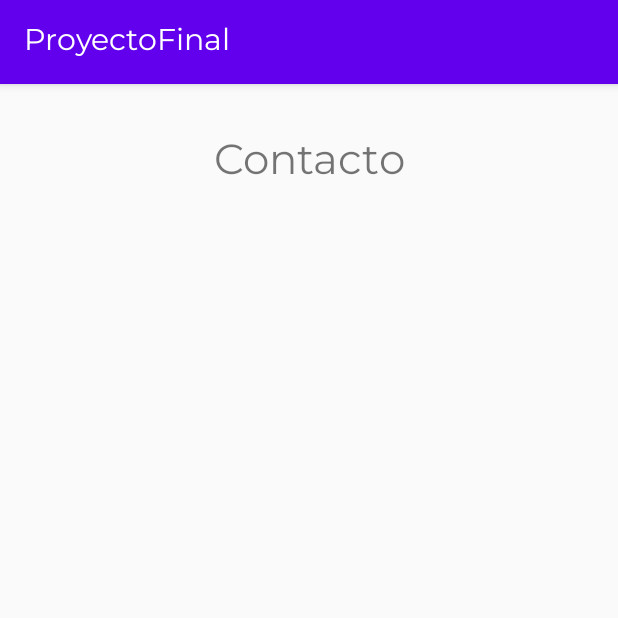
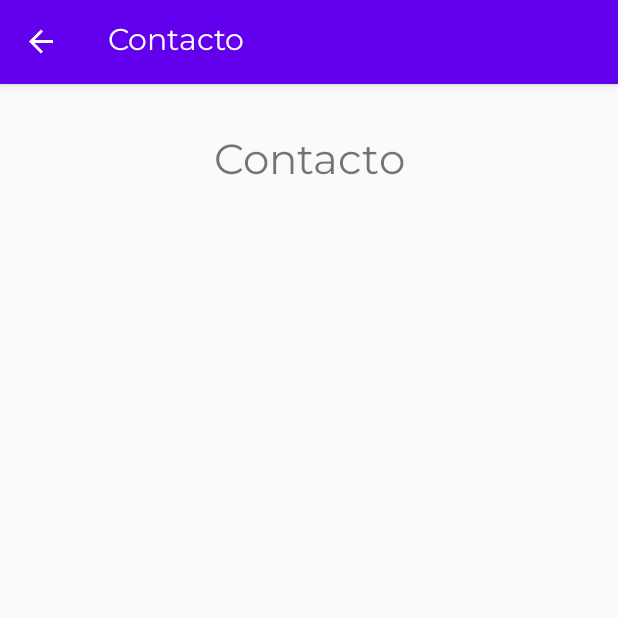
Before and after one commit to JeremiasFefe/ProyectoFinal, an Android app: the FragmentContact screen opened through its navigation route, on a phone screen of 412 x 824 dp, the top half of it. Run offline under Robolectric (Android 15) with nearby library versions, the light colour scheme and no system bars; our stand-ins replace navigation-ui.

Commit message:
back button agregado

```diff
--- a/app/build.gradle
+++ b/app/build.gradle
@@ -2,6 +2,8 @@
 apply plugin: 'kotlin-android-extensions'
 apply plugin: 'kotlin-android'
 apply plugin: "androidx.navigation.safeargs"
+apply plugin: 'kotlin-kapt'
+apply plugin: 'androidx.navigation.safeargs'
 
 
 android {
@@ -42,6 +44,7 @@
     implementation 'androidx.navigation:navigation-fragment:2.2.1'
     implementation 'androidx.navigation:navigation-ui:2.2.1'
     implementation "androidx.core:core-ktx:+"
+
     implementation "org.jetbrains.kotlin:kotlin-stdlib-jdk7:$kotlin_version"
     implementation 'androidx.navigation:navigation-fragment-ktx:2.1.0'
     implementation 'androidx.navigation:navigation-ui-ktx:2.1.0'
--- a/app/src/main/java/com/example/proyectofinal/Fragments/FragmentContact.kt
+++ b/app/src/main/java/com/example/proyectofinal/Fragments/FragmentContact.kt
@@ -4,16 +4,14 @@
 import android.view.LayoutInflater
 import android.view.View
 import android.view.ViewGroup
-import android.widget.TextView
 import androidx.fragment.app.Fragment
 import com.example.proyectofinal.R
-import kotlinx.android.synthetic.main.fragment_explanation.*
 
 /**
  * A simple [Fragment] subclass.
  */
 class FragmentContact : Fragment() {
-    lateinit var v: View
+    private lateinit var v: View
 
     override fun onCreateView(inflater: LayoutInflater, container: ViewGroup?,
                               savedInstanceState: Bundle?): View? {
@@ -24,7 +22,4 @@
 
     }
 
-    override fun onStart() {
-        super.onStart()
-    }
 }
--- a/app/src/main/java/com/example/proyectofinal/MainActivity.kt
+++ b/app/src/main/java/com/example/proyectofinal/MainActivity.kt
@@ -5,13 +5,21 @@
 import android.view.MenuItem
 import android.widget.Toast
 import androidx.appcompat.app.AppCompatActivity
+import androidx.navigation.findNavController
+import androidx.navigation.ui.NavigationUI
 
 class MainActivity : AppCompatActivity() {
 
     override fun onCreate(savedInstanceState: Bundle?) {
         super.onCreate(savedInstanceState)
         setContentView(R.layout.activity_main)
+
+        val navController = this.findNavController(R.id.fragment)
+        NavigationUI.setupActionBarWithNavController(this,navController)
     }
 
-
+    override fun onSupportNavigateUp(): Boolean {
+        val navController = this.findNavController(R.id.fragment)
+        return navController.navigateUp()
+    }
 }
--- a/app/src/main/res/layout/fragment_contact.xml
+++ b/app/src/main/res/layout/fragment_contact.xml
@@ -1,18 +1,16 @@
 <?xml version="1.0" encoding="utf-8"?>
 <androidx.constraintlayout.widget.ConstraintLayout xmlns:android="http://schemas.android.com/apk/res/android"
     xmlns:app="http://schemas.android.com/apk/res-auto"
-    xmlns:tools="http://schemas.android.com/tools"
     android:id="@+id/frameLayout6"
     android:layout_width="match_parent"
-    android:layout_height="match_parent"
-    tools:context=".Fragments.SettingsFragment">
+    android:layout_height="match_parent">
 
     <TextView
         android:id="@+id/txtContactTitle"
         android:layout_width="wrap_content"
         android:layout_height="wrap_content"
         android:layout_marginTop="32dp"
-        android:text="Contacto"
+        android:text="@string/contacto"
         android:textSize="28sp"
         app:layout_constraintEnd_toEndOf="parent"
         app:layout_constraintStart_toStartOf="parent"
--- a/app/src/main/res/layout/fragment_info.xml
+++ b/app/src/main/res/layout/fragment_info.xml
@@ -1,18 +1,16 @@
 <?xml version="1.0" encoding="utf-8"?>
 <androidx.constraintlayout.widget.ConstraintLayout xmlns:android="http://schemas.android.com/apk/res/android"
     xmlns:app="http://schemas.android.com/apk/res-auto"
-    xmlns:tools="http://schemas.android.com/tools"
     android:id="@+id/frameLayout5"
     android:layout_width="match_parent"
-    android:layout_height="match_parent"
-    tools:context=".Fragments.SettingsFragment">
+    android:layout_height="match_parent">
 
     <TextView
         android:id="@+id/txtContactTitle3"
         android:layout_width="wrap_content"
         android:layout_height="wrap_content"
         android:layout_marginTop="32dp"
-        android:text="Información"
+        android:text="@string/info"
         android:textSize="28sp"
         app:layout_constraintEnd_toEndOf="parent"
         app:layout_constraintStart_toStartOf="parent"
--- a/app/src/main/res/layout/fragment_menu.xml
+++ b/app/src/main/res/layout/fragment_menu.xml
@@ -40,7 +40,7 @@
         android:layout_width="wrap_content"
         android:layout_height="wrap_content"
         android:layout_marginTop="16dp"
-        android:text="¿Qué app te gustaría aprender?"
+        android:text="@string/pregunta_bienvenida"
         android:textSize="22sp"
         app:layout_constraintEnd_toEndOf="parent"
         app:layout_constraintStart_toStartOf="parent"
--- a/app/src/main/res/layout/fragment_settings.xml
+++ b/app/src/main/res/layout/fragment_settings.xml
@@ -1,11 +1,9 @@
 <?xml version="1.0" encoding="utf-8"?>
 <androidx.constraintlayout.widget.ConstraintLayout xmlns:android="http://schemas.android.com/apk/res/android"
     xmlns:app="http://schemas.android.com/apk/res-auto"
-    xmlns:tools="http://schemas.android.com/tools"
     android:id="@+id/frameLayout4"
     android:layout_width="match_parent"
-    android:layout_height="match_parent"
-    tools:context=".Fragments.SettingsFragment">
+    android:layout_height="match_parent">
 
     <TextView
         android:id="@+id/txtContactTitle2"
--- a/app/src/main/res/menu/main_menu.xml
+++ b/app/src/main/res/menu/main_menu.xml
@@ -2,12 +2,12 @@
 <menu xmlns:android="http://schemas.android.com/apk/res/android"
     xmlns:app="http://schemas.android.com/apk/res-auto">
     <item
-        android:id="@+id/settings_item"
+        android:id="@+id/fragmentSettings"
         android:title="Ajustes" />
     <item
-        android:id="@+id/info_item"
+        android:id="@+id/fragmentInfo"
         android:title="Información" />
     <item
-        android:id="@+id/contact_item"
+        android:id="@+id/fragmentContact"
         android:title="Contacto" />
 </menu>
--- a/app/src/main/res/navigation/navgraph.xml
+++ b/app/src/main/res/navigation/navgraph.xml
@@ -8,93 +8,46 @@
     <fragment
         android:id="@+id/menuFragment"
         android:name="com.example.proyectofinal.Fragments.FragmentMenu"
-        android:label="fragment_menu"
-        tools:layout="@layout/fragment_menu" >
+        android:label="Aprender"
+        tools:layout="@layout/fragment_menu">
         <action
             android:id="@+id/action_menuFragment_to_functionalitiesFragment"
             app:destination="@id/functionalitiesFragment" />
-        <action
-            android:id="@+id/action_menuFragment_to_fragmentContact"
-            app:destination="@id/fragmentContact" />
-        <action
-            android:id="@+id/action_menuFragment_to_fragmentInfo"
-            app:destination="@id/fragmentInfo" />
-        <action
-            android:id="@+id/action_menuFragment_to_fragmentSettings"
-            app:destination="@id/fragmentSettings" />
     </fragment>
     <fragment
         android:id="@+id/functionalitiesFragment"
         android:name="com.example.proyectofinal.Fragments.FragmentFunctionalities"
-        android:label="fragment_functionalities"
-        tools:layout="@layout/fragment_functionalities" >
+        android:label="Funcionalidades"
+        tools:layout="@layout/fragment_functionalities">
         <action
             android:id="@+id/action_functionalitiesFragment_to_explanationFragment"
             app:destination="@id/explanationFragment" />
         <argument
             android:name="strAppName"
             app:argType="string" />
-        <action
-            android:id="@+id/action_functionalitiesFragment_to_fragmentContact"
-            app:destination="@id/fragmentContact" />
-        <action
-            android:id="@+id/action_functionalitiesFragment_to_fragmentInfo"
-            app:destination="@id/fragmentInfo" />
-        <action
-            android:id="@+id/action_functionalitiesFragment_to_fragmentSettings"
-            app:destination="@id/fragmentSettings" />
     </fragment>
     <fragment
         android:id="@+id/explanationFragment"
         android:name="com.example.proyectofinal.Fragments.FragmentExplanation"
-        android:label="fragment_explanation"
-        tools:layout="@layout/fragment_explanation" >
+        android:label="Explicación"
+        tools:layout="@layout/fragment_explanation">
         <argument
             android:name="strFunctionality"
             app:argType="string" />
-        <argument android:name="strAppName"
+        <argument
+            android:name="strAppName"
             app:argType="string" />
-        <action
-            android:id="@+id/action_explanationFragment_to_fragmentContact"
-            app:destination="@id/fragmentContact" />
-        <action
-            android:id="@+id/action_explanationFragment_to_fragmentInfo"
-            app:destination="@id/fragmentInfo" />
-        <action
-            android:id="@+id/action_explanationFragment_to_fragmentSettings"
-            app:destination="@id/fragmentSettings" />
-    </fragment>
-    <fragment
-        android:id="@+id/fragmentContact"
-        android:name="com.example.proyectofinal.Fragments.FragmentContact"
-        android:label="FragmentContact" >
-        <action
-            android:id="@+id/action_fragmentContact_to_fragmentInfo"
-            app:destination="@id/fragmentInfo" />
-        <action
-            android:id="@+id/action_fragmentContact_to_fragmentSettings"
-            app:destination="@id/fragmentSettings" />
     </fragment>
     <fragment
         android:id="@+id/fragmentInfo"
         android:name="com.example.proyectofinal.Fragments.FragmentInfo"
-        android:label="FragmentInfo" >
-        <action
-            android:id="@+id/action_fragmentInfo_to_fragmentContact"
-            app:destination="@id/fragmentContact" />
-        <action
-            android:id="@+id/action_fragmentInfo_to_fragmentSettings"
-            app:destination="@id/fragmentSettings" />
-    </fragment>
+        android:label="Información" />
+    <fragment
+        android:id="@+id/fragmentContact"
+        android:name="com.example.proyectofinal.Fragments.FragmentContact"
+        android:label="Contacto" />
     <fragment
         android:id="@+id/fragmentSettings"
         android:name="com.example.proyectofinal.Fragments.FragmentSettings"
-        android:label="FragmentSettings" >
-        <action
-            android:id="@+id/action_fragmentSettings_to_fragmentContact"
-            app:destination="@id/fragmentContact" />
-        <action
-            android:id="@+id/action_fragmentSettings_to_fragmentInfo"
-            app:destination="@id/fragmentInfo" />
-    </fragment>
+        android:label="Ajustes" />
 </navigation>
--- a/app/src/main/res/values/strings.xml
+++ b/app/src/main/res/values/strings.xml
@@ -5,4 +5,7 @@
     <string name="hello_blank_fragment">Hello blank fragment</string>
     <string name="image_logo">image logo</string>
     <string name="welcome">¡Bienvenido!</string>
+    <string name="contacto">Contacto</string>
+    <string name="info">Información</string>
+    <string name="pregunta_bienvenida">¿Qué app te gustaría aprender?</string>
 </resources>
```
Also changed, not shown: app/src/main/java/com/example/proyectofinal/Fragments/FragmentExplanation.kt (+6 -26 lines), app/src/main/java/com/example/proyectofinal/Fragments/FragmentFunctionalities.kt (+7 -24 lines), app/src/main/java/com/example/proyectofinal/Fragments/FragmentInfo.kt (+1 -6 lines), app/src/main/java/com/example/proyectofinal/Fragments/FragmentMenu.kt (+7 -26 lines), app/src/main/java/com/example/proyectofinal/Fragments/FragmentSettings.kt (+1 -8 lines).
